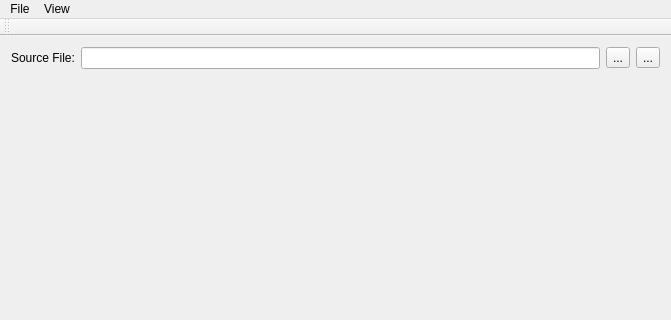
Above: Core/XQEMainWindow.ui from antis81/XQueryEvaluator before the change; both pictures show x 0 to 671 and y 0 to 320 of the 671 by 499 pixel window. Below: the same form after it.
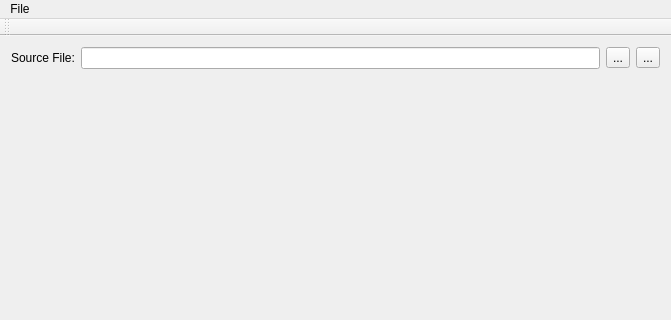
That is the form after the change. Icons and pictures are not drawn.

Commit message: removed unused action

Diff of the .ui file:
```diff
--- a/Core/XQEMainWindow.ui
+++ b/Core/XQEMainWindow.ui
@@ -76,14 +76,7 @@
     <addaction name="actionOpen"/>
     <addaction name="actionSave"/>
    </widget>
-   <widget class="QMenu" name="menuView">
-    <property name="title">
-     <string>View</string>
-    </property>
-    <addaction name="actionTextHighlighting"/>
-   </widget>
    <addaction name="menuFile"/>
-   <addaction name="menuView"/>
   </widget>
   <widget class="QToolBar" name="toolBar">
    <property name="windowTitle">
```
